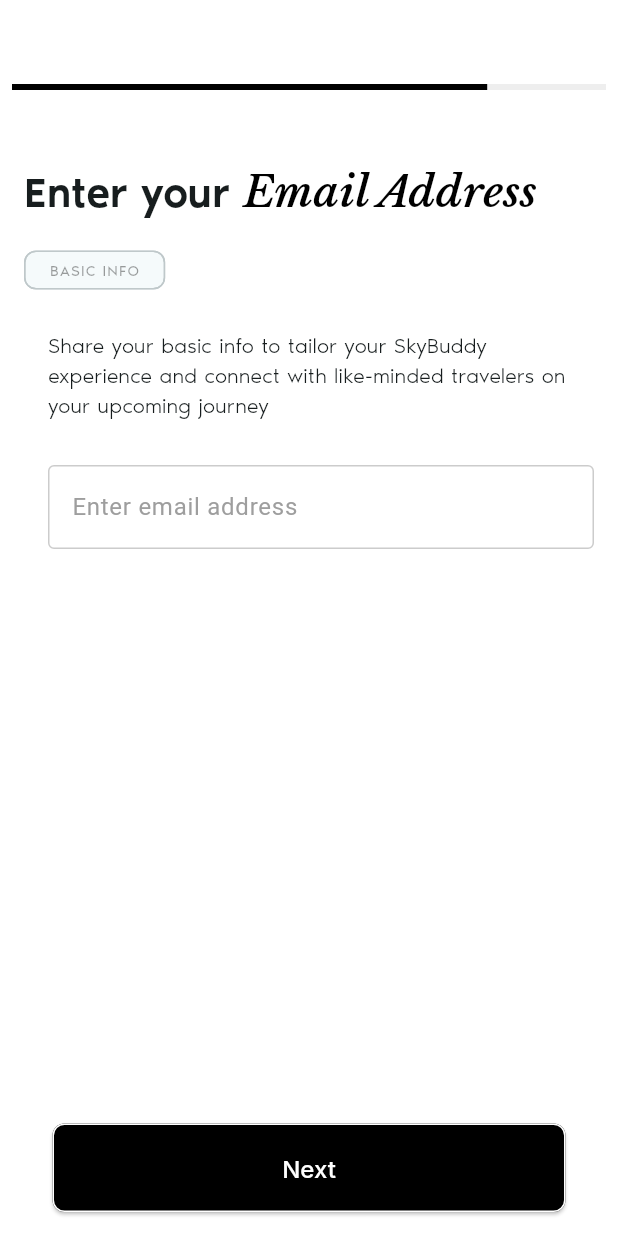
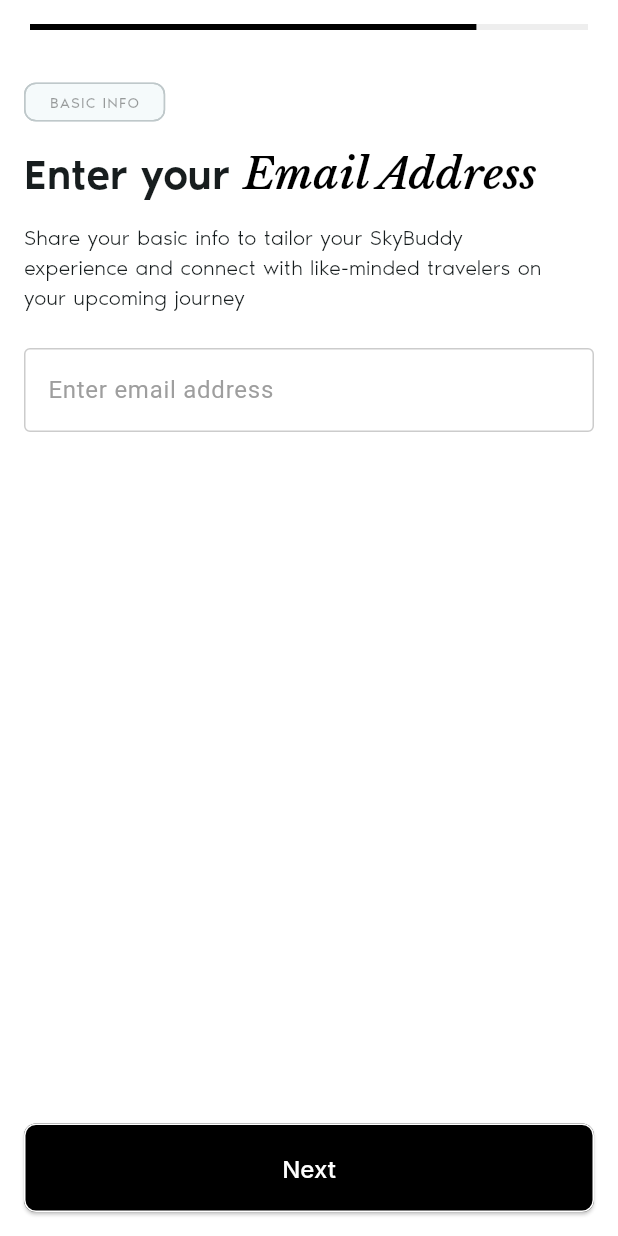
Before and after one commit to ayushdiitr/filipino-app, a Flutter app: the Emailscreen screen opened directly, on a phone screen of 412 x 824 dp. Run offline on Flutter 3.47's test engine with Material 3 defaults, Android fonts, the phone set to English and light mode, and no system bars; our stand-ins replace flutter_holo_date_picker, geolocator, google_fonts, intl_phone_field, permission_handler, shared_preferences; accounts and stored records are empty.

Commit message:
email screen

```diff
--- a/lib/main.dart
+++ b/lib/main.dart
@@ -1,6 +1,7 @@
 import 'package:flutter/material.dart';
 import 'package:testapp/src/ui/screens/splash/basicInfo.dart';
 import 'package:testapp/src/ui/screens/splash/beliefsAndOpinions.dart';
+import 'package:testapp/src/ui/screens/splash/emailScreen.dart';
 import 'package:testapp/src/ui/screens/splash/faceTime.dart';
 import 'package:testapp/src/ui/screens/splash/interest.dart';
 import 'package:testapp/src/ui/screens/splash/main.dart';
@@ -49,7 +50,7 @@ class MyApp extends StatelessWidget {
         useMaterial3: true,
       ),
       debugShowCheckedModeBanner: false,
-      home: BasicInfo(userId: 2),
+      home: Emailscreen(),
     );
   }
 }
--- a/lib/src/ui/screens/splash/emailScreen.dart
+++ b/lib/src/ui/screens/splash/emailScreen.dart
@@ -54,13 +54,14 @@ class _EmailInfoState extends State<Emailscreen> {
         children: [
           SingleChildScrollView(
             child: Padding(
-              padding: const EdgeInsets.only(bottom: 100.0), // Extra space to avoid overlapping
+              padding: const EdgeInsets.only(
+                  bottom: 100.0), // Extra space to avoid overlapping
               child: Column(
                 crossAxisAlignment: CrossAxisAlignment.start,
                 children: [
-                  const SizedBox(height: 40),
                   const Padding(
-                    padding: EdgeInsets.symmetric(vertical: 16.0, horizontal: 8.0),
+                    padding:
+                        EdgeInsets.symmetric(vertical: 16.0, horizontal: 20.0),
                     child: Center(
                       child: LinearProgressIndicator(
                         value: 0.8,
@@ -70,8 +71,29 @@ class _EmailInfoState extends State<Emailscreen> {
                     ),
                   ),
                   Padding(
-                    padding: const EdgeInsets.only(left: 16.0, top: 32.0),
-                    child: Text.rich(
+                    padding: const EdgeInsets.symmetric(
+                        horizontal: 16.0, vertical: 16.0),
+                    child: Column(
+                      crossAxisAlignment: CrossAxisAlignment.start,
+                      children: [
+                        const InputChip(
+                          label: Text(
+                            'BASIC INFO',
+                            style: TextStyle(
+                              fontFamily: 'NoirPro',
+                              fontWeight: FontWeight.w400,
+                              fontSize: 10,
+                              letterSpacing: 0.8,
+                              color: Color.fromRGBO(0, 0, 0, 1),
+                            ),
+                          ),
+                          visualDensity:
+                              VisualDensity(horizontal: -4.0, vertical: -4.0),
+                          backgroundColor:
+                              Colors.white, // White background color
+                        ),
+                        const SizedBox(height: 12),
+                        Text.rich(
                           TextSpan(
                             text: 'Enter your ', // Default text style
                             style: const TextStyle(
@@ -92,29 +114,11 @@ class _EmailInfoState extends State<Emailscreen> {
                             ],
                           ),
                         ),
+                        const SizedBox(height: 12),
+                        const Padding(
+                          padding: EdgeInsets.only(
+                            right: 16.0,
                           ),
-                  Padding(
-                    padding: const EdgeInsets.only(left: 16.0, top: 16.0),
-                    child: Column(
-                      crossAxisAlignment: CrossAxisAlignment.start,
-                      children: [
-                        const InputChip(
-                          label: Text(
-                            'BASIC INFO',
-                            style: TextStyle(
-                              fontFamily: 'NoirPro',
-                              fontWeight: FontWeight.w400,
-                              fontSize: 10,
-                              letterSpacing: 0.8,
-                              color: Color.fromRGBO(0, 0, 0, 1),
-                            ),
-                          ),
-                          visualDensity: VisualDensity(horizontal: -4.0, vertical: -4.0),
-                          backgroundColor: Colors.white, // White background color
-                        ),
-                        const SizedBox(height: 8),
-                        const Padding(
-                          padding: EdgeInsets.only(right:16.0, left: 16.0, top: 16.0),
                           child: Text.rich(
                             TextSpan(
                               text:
@@ -126,32 +130,35 @@ class _EmailInfoState extends State<Emailscreen> {
                             ),
                           ),
                         ),
-                        const SizedBox(height: 30),
-                        Padding(
-                          padding: const EdgeInsets.symmetric(horizontal: 16.0),
-                          child: TextField(
+                        const SizedBox(height: 24),
+                        TextField(
                           cursorColor: Colors.black,
                           controller: emailController, // Use the controller
                           keyboardType: TextInputType.emailAddress,
-                            style: const TextStyle(color: Colors.black), // Text color when focused
+                          style: const TextStyle(
+                              color: Colors.black), // Text color when focused
                           decoration: const InputDecoration(
                             labelText: 'Enter email address',
-                              labelStyle: TextStyle(color: Colors.grey), // Label color when not focused
+                            labelStyle: TextStyle(
+                                color: Colors
+                                    .grey), // Label color when not focused
                             border: OutlineInputBorder(
                               borderSide: BorderSide(color: Colors.grey),
                             ),
                             enabledBorder: OutlineInputBorder(
-                                borderSide:
-                                    BorderSide(color: Color(0xFFCCCCCC)), // Border color when not focused
+                              borderSide: BorderSide(
+                                  color: Color(
+                                      0xFFCCCCCC)), // Border color when not focused
                             ),
                             focusedBorder: OutlineInputBorder(
-                                borderSide: BorderSide(color: Colors.black), // Border color when focused
+                              borderSide: BorderSide(
+                                  color: Colors
+                                      .black), // Border color when focused
                             ),
                           ),
                           onChanged: (value) {
                             print(value);
                           },
-                          ),
                         ),
                       ],
                     ),
@@ -164,9 +171,10 @@ class _EmailInfoState extends State<Emailscreen> {
           Align(
             alignment: Alignment.bottomCenter,
             child: Padding(
-              padding: const EdgeInsets.symmetric(horizontal: 16.0, vertical: 16.0),
+              padding:
+                  const EdgeInsets.symmetric(horizontal: 16.0, vertical: 16.0),
               child: FractionallySizedBox(
-                widthFactor: 0.9,
+                widthFactor: 1,
                 child: ElevatedButton(
                   onPressed: () {
                     saveEmail();
@@ -178,7 +186,8 @@ class _EmailInfoState extends State<Emailscreen> {
                       fontSize: 16,
                       fontWeight: FontWeight.w500,
                     ),
-                    padding: const EdgeInsets.symmetric(horizontal: 20, vertical: 20),
+                    padding: const EdgeInsets.symmetric(
+                        horizontal: 20, vertical: 20),
                     side: const BorderSide(width: 1, color: Colors.white),
                     shape: RoundedRectangleBorder(
                       borderRadius: BorderRadius.circular(8.0),
```
Also changed, not shown: lib/src/ui/screens/splash/basicInfo.dart (+4 -3 lines), lib/src/ui/screens/splash/genderScreen.dart (+37 -25 lines). Lines whose indentation alone changed are shown as unchanged.
